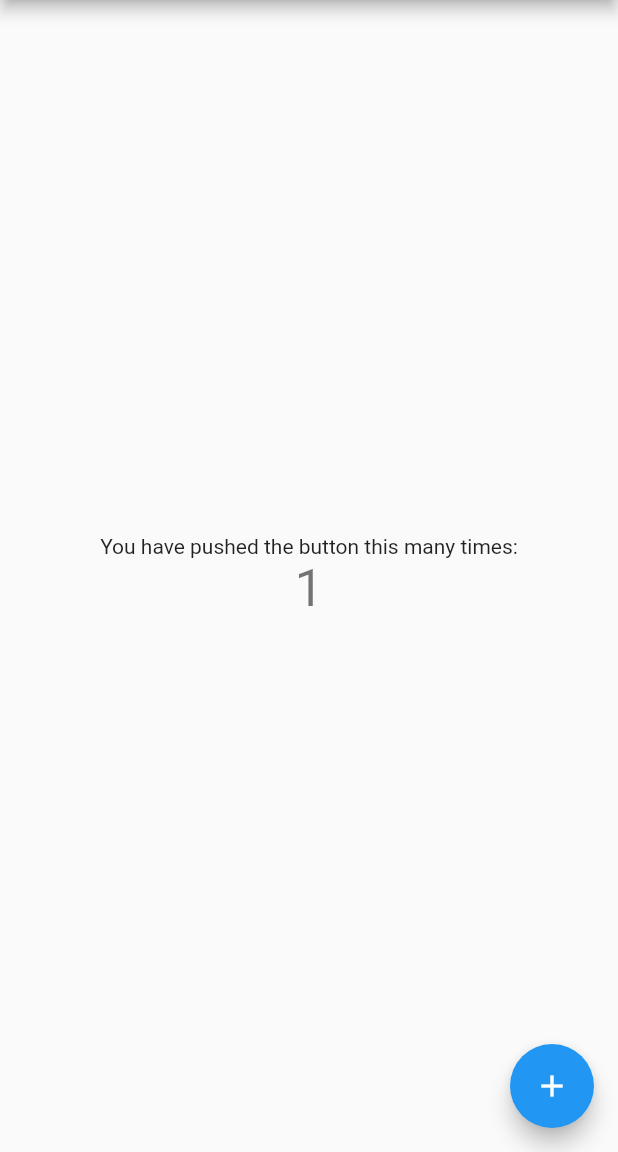
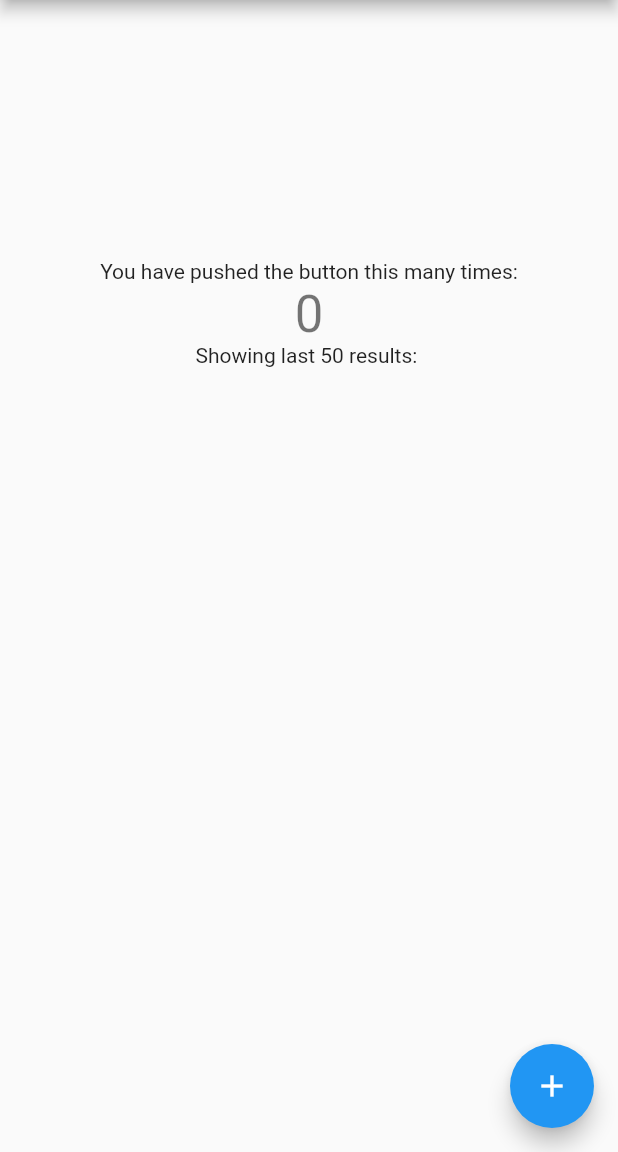
Before and after one commit to victorevox/flutter-background-test, a Flutter app: the screen it shows after launch, after a tap on the "add" icon, on a phone screen of 412 x 824 dp, the part 84-1236 px from its top. Run offline on Flutter 3.47's test engine with Material 2 defaults, Android fonts, the phone set to English and light mode, and no system bars; our stand-ins replace sqflite; missing offline and left inert: flutter_background_geolocation; accounts and stored records are empty; statements that could not run were skipped.

Commit message:
Updated location entity model and added logic to display location on listview

```diff
--- a/lib/main.dart
+++ b/lib/main.dart
@@ -1,5 +1,3 @@
-import 'dart:async';
-
 import 'package:background_location_flutter/models/location.dart';
 import 'package:background_location_flutter/repositories/locations_repository/src/location_entity.dart';
 import 'package:background_location_flutter/repositories/locations_repository_flutter/src/repository.dart';
@@ -53,14 +51,24 @@ class MyHomePage extends StatefulWidget {
 class _MyHomePageState extends State<MyHomePage> {
   int _counter = 0;
 
-  void _incrementCounter() {
+  List<Location> _locations = List.from([]);
+  LocationsRepositoryFlutter _locationsRepositoryFlutter;
+
+  void _incrementCounter() async {
+    List<LocationEntity> locations =
+        await this._locationsRepositoryFlutter.load();
+    this._locations = locations.map((l) => Location.fromEntity(l)).toList();
+
+    int count = await this._locationsRepositoryFlutter.count();
+
     setState(() {
       // This call to setState tells the Flutter framework that something has
       // changed in this State, which causes it to rerun the build method below
       // so that the display can reflect the updated values. If we changed
       // _counter without calling setState(), then the build method would not be
       // called again, and so nothing would appear to happen.
-      _counter++;
+      // _counter++;
+      _counter = count;
     });
   }
 
@@ -75,7 +83,7 @@ class _MyHomePageState extends State<MyHomePage> {
     //   lng: 35,
     // );
 
-    LocationsRepositoryFlutter repo = LocationsRepositoryFlutter();
+    this._locationsRepositoryFlutter = LocationsRepositoryFlutter();
 
     ////
     // 1.  Listen to events (See docs for all 12 available events).
@@ -84,7 +92,13 @@ class _MyHomePageState extends State<MyHomePage> {
     // Fired whenever a location is recorded
     bg.BackgroundGeolocation.onLocation((bg.Location location) {
       print('[location] - $location');
-      repo.insert(Location(lat: location.coords.latitude, lng: location.coords.longitude, id: location.uuid).toEntity());
+      this._locationsRepositoryFlutter.insert(Location(
+            lat: location.coords.latitude,
+            lng: location.coords.longitude,
+            id: location.uuid,
+            time: DateTime.parse(location.timestamp),
+            speed: location.coords.speed,
+          ).toEntity());
     });
 
     // Fired whenever the plugin changes motion-state (stationary->moving and vice-versa)
@@ -97,10 +111,11 @@ class _MyHomePageState extends State<MyHomePage> {
       print('[providerchange] - $event');
     });
 
-    Timer(new Duration(seconds: 1), () async {
-      List<LocationEntity> locations = await repo.load();
-      print(locations);
-    });
+    // Timer(new Duration(seconds: 1), () async {
+    //   List<LocationEntity> locations =
+    //       await this._locationsRepositoryFlutter.load();
+    //   print(locations);
+    // });
 
     ////
     ///
@@ -134,6 +149,9 @@ class _MyHomePageState extends State<MyHomePage> {
     // The Flutter framework has been optimized to make rerunning build methods
     // fast, so that you can just rebuild anything that needs updating rather
     // than having to individually change instances of widgets.
+
+    const int resultsToShow = 50;
+
     return Scaffold(
       appBar: AppBar(
         // Here we take the value from the MyHomePage object that was created by
@@ -159,6 +177,8 @@ class _MyHomePageState extends State<MyHomePage> {
             // axis because Columns are vertical (the cross axis would be
             // horizontal).
             mainAxisAlignment: MainAxisAlignment.center,
+            children: [
+              Column(
                 children: <Widget>[
                   Text(
                     'You have pushed the button this many times:',
@@ -167,8 +187,28 @@ class _MyHomePageState extends State<MyHomePage> {
                     '$_counter',
                     style: Theme.of(context).textTheme.display1,
                   ),
+                  Text('Showing last $resultsToShow results: ')
                 ],
               ),
+              Container(
+                height: 350,
+                width: double.infinity,
+                child: ListView(
+                  children: this
+                      ._locations
+                      .reversed
+                      .take(resultsToShow)
+                      .map((location) => ListTile(
+                            contentPadding: EdgeInsets.all(10),
+                            title: Text(location.id),
+                            subtitle: Text(location.lat.toString() +
+                                ', ' +
+                                location.lng.toString() + ' | ' + location.speed.toString() + ' + ' + location.timestamp),
+                          ))
+                      .toList(),
+                ),
+              )
+            ]),
       ),
       floatingActionButton: FloatingActionButton(
         onPressed: _incrementCounter,
--- a/lib/models/location.dart
+++ b/lib/models/location.dart
@@ -1,30 +1,41 @@
 import 'package:background_location_flutter/repositories/locations_repository/src/location_entity.dart';
+import 'package:flutter/cupertino.dart';
 
 class Location {
   final String id;
   final double lat;
   final double lng;
+  final double speed;
+  final DateTime time;
 
-  Location({this.id, this.lat, this.lng});
+  Location({this.id, this.lat, this.lng, @required this.time, @required this.speed});
 
   Location copyWith({
     String id,
     double lat,
     double lng,
+    double speed,
+    DateTime time,
   }) {
     return Location(
       id: id?? this.id,
       lat: lat?? this.lat,
-      lng: lng?? this.lng
+      lng: lng?? this.lng,
+      speed: speed?? this.speed,
+      time: time?? this.time
     );
   }
 
+  String get timestamp {
+    return  this.time != null? this.time.toIso8601String() : "";
+  }
+
   static Location fromEntity(LocationEntity entity ) {
-    return Location(id: entity.id?? 0, lat: entity.lat?? 0, lng: entity.lng?? 0);
+    return Location(id: entity.id?? 0, lat: entity.lat?? 0, lng: entity.lng?? 0, speed: entity.speed, time: DateTime.fromMillisecondsSinceEpoch(entity.time));
   }
 
   LocationEntity toEntity() {
-    return LocationEntity(id: this.id, lat: this.lat, lng: this.lng);
+    return LocationEntity(id: this.id, lat: this.lat, lng: this.lng, speed: this.speed, time: this.time != null? this.time.millisecondsSinceEpoch : null);
   }
 
   Map<String, dynamic> toMap() {
--- a/lib/repositories/locations_repository/src/location_entity.dart
+++ b/lib/repositories/locations_repository/src/location_entity.dart
@@ -2,14 +2,18 @@ class LocationEntity {
   final String id;
   final double lat;
   final double lng;
+  final double speed;
+  final int time;
 
-  LocationEntity({this.id, this.lat, this.lng});
+  LocationEntity({this.id, this.lat, this.lng, this.speed, this.time});
 
   Map<String, dynamic> toMap() {
     return {
       "id": this.id,
       "lat": this.lat,
-      "lng": this.lng
+      "lng": this.lng,
+      "speed": this.speed,
+      "time": this.time
     };
   }
 
@@ -17,7 +21,9 @@ class LocationEntity {
     return LocationEntity(
       id: map["id"],
       lat: map["lat"],
-      lng: map["lng"]
+      lng: map["lng"],
+      speed: map["speed"],
+      time: map["time"]
     );
   }
 }
--- a/lib/repositories/locations_repository/src/locations_repository.dart
+++ b/lib/repositories/locations_repository/src/locations_repository.dart
@@ -8,6 +8,7 @@ abstract class LocationsRepository {
 
   Future<List<LocationEntity>> load();
   Future insert(LocationEntity location);
+  Future<int> count();
   // Future<void> clearAll();
   // Future<void> clearCells(
   //   List<String> cellsLetter
--- a/lib/repositories/locations_repository_flutter/src/db.dart
+++ b/lib/repositories/locations_repository_flutter/src/db.dart
@@ -15,15 +15,23 @@ class LocationsDb {
       // constructed for each platform.
       path.join(await sql.getDatabasesPath(), 'location_database.db'),
       // When the database is first created, create a table to store locations.
-      onCreate: (db, version) {
+      onCreate: (db, version) async {
         // Run the CREATE TABLE statement on the database.
-        return db.execute(
-          "CREATE TABLE locations(id TEXT PRIMARY KEY, lat DOUBLE, lng DOUBLE)",
-        );
+        var batch = db.batch();
+        _createLocationsTableV2(batch);
+        await batch.commit();
       },
+      onUpgrade: (db, oldVersion, newVersion) async {
+        var batch = db.batch();
+        if(oldVersion != 2) {
+          _updateLocationTableV1toV2(batch);
+        }
+        await batch.commit();
+      },
+      onDowngrade: sql.onDatabaseDowngradeDelete,
       // Set the version. This executes the onCreate function and provides a
       // path to perform database upgrades and downgrades.
-      version: 1,
+      version: 2,
     );
     return LocationsDb(database: database);
   }
@@ -48,4 +56,30 @@ class LocationsDb {
     return this.database.query("locations");
   }
 
+  Future <int> count() async {
+    var resultList = await this.database.rawQuery("SELECT COUNT(id) FROM locations");
+    dynamic count = resultList.first.values.first;
+    return count;
+  }
+
 }
+
+
+void _createLocationsTableV2(sql.Batch batch) {
+  batch.execute('DROP TABLE IF EXISTS locations');
+  batch.execute('''CREATE TABLE locations(
+    id TEXT PRIMARY KEY,
+    lat DOUBLE,
+    lng DOUBLE,
+    time INTEGER,
+    speed DOUBLE
+    )
+  ''');
+}
+
+void _updateLocationTableV1toV2(sql.Batch batch) {
+  batch.execute('''ALTER TABLE locations ADD
+    time: INTEGER,
+    speed: DOUBLE
+  ''');
+}
--- a/lib/repositories/locations_repository_flutter/src/repository.dart
+++ b/lib/repositories/locations_repository_flutter/src/repository.dart
@@ -15,18 +15,24 @@ class LocationsRepositoryFlutter implements LocationsRepository {
 
   @override
   Future<List<LocationEntity>> load() async {
-    // TODO: implement load
-    if(this.db.database == null) {
-      return Future.any(List.from([]));
+    if(this.db == null) {
+      return Future.value(List.from([]));
     }
     List maps = await this.db.load();
-    return maps.map((map) => LocationEntity.fromMap(map));
+    return maps.map((map) => LocationEntity.fromMap(map)).toList();
   }
 
   @override
   Future insert(LocationEntity location) {
-    if(this.db.database == null) {return Future.any(null);}
+    if(this.db == null) {return Future.value(null);}
     return this.db.insert(location);
   }
 
+  @override
+  Future<int> count() async {
+    if(this.db == null) {return Future.value(null);}
+    int count = await this.db.count();
+    return count;
+  }
+
 }
```
Also changed, not shown: 1 other file. Lines whose indentation alone changed are shown as unchanged.
